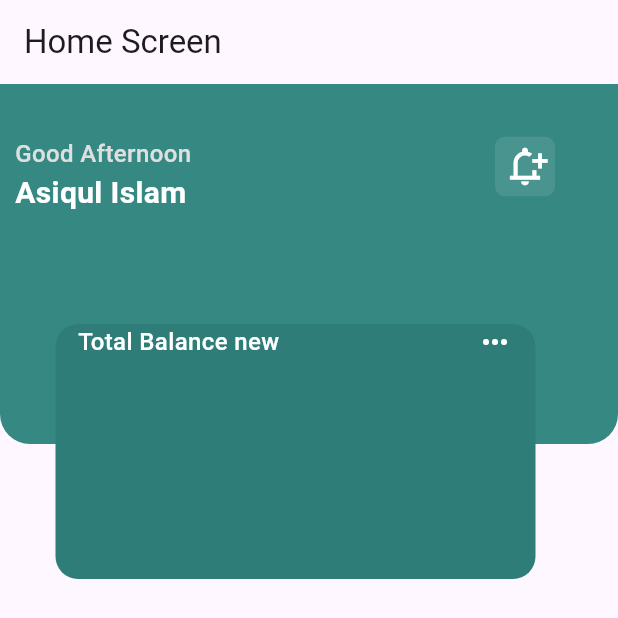
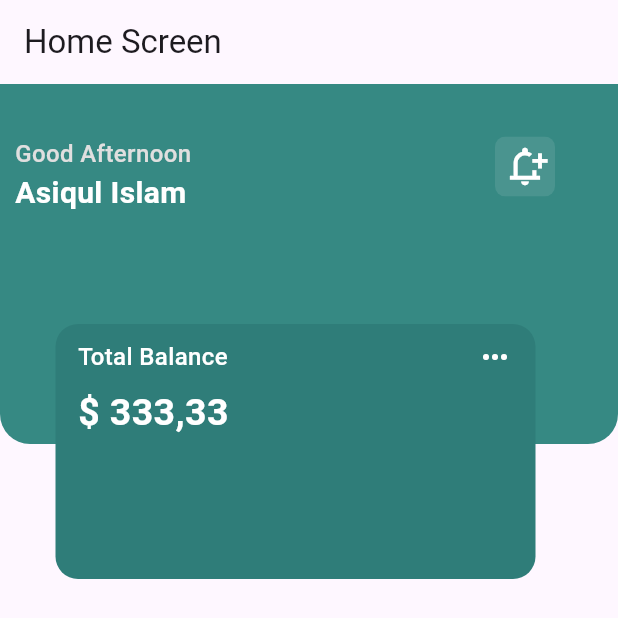
Before and after one commit to asiq-dev/Finance-Management-App-Flutter, a Flutter app: the screen it shows after launch, on a phone screen of 412 x 824 dp. Shown: the top 618 px of the screen. Run offline on Flutter 3.47's test engine with Material 3 defaults, Android fonts, the phone set to English and light mode, and no system bars.

Commit message:
home page design

```diff
--- a/lib/home.dart
+++ b/lib/home.dart
@@ -84,13 +84,14 @@ class Home extends StatelessWidget {
                 ),
                 child: Column(
                   children: [
+                    SizedBox(height: 10),
                     Padding(
                       padding: const EdgeInsets.symmetric(horizontal: 15),
                       child: Row(
                         mainAxisAlignment: MainAxisAlignment.spaceBetween,
                         children: [
                           Text(
-                            'Total Balance new',
+                            'Total Balance',
                             style: TextStyle(
                               fontWeight: FontWeight.w500,
                               fontSize: 16,
@@ -103,6 +104,22 @@ class Home extends StatelessWidget {
                           )
                         ],
                       ),
+                    ),
+                    SizedBox(height: 7),
+                    Padding(
+                      padding: const EdgeInsets.only(left: 15),
+                      child: Row(
+                        children: [
+                          Text(
+                            '\$ 333,33',
+                            style: TextStyle(
+                              fontWeight: FontWeight.bold,
+                              fontSize: 25,
+                              color: Colors.white
+                            ),
+                          ),
+                        ],
+                      ),
                     )
                   ],
                 ),
```
